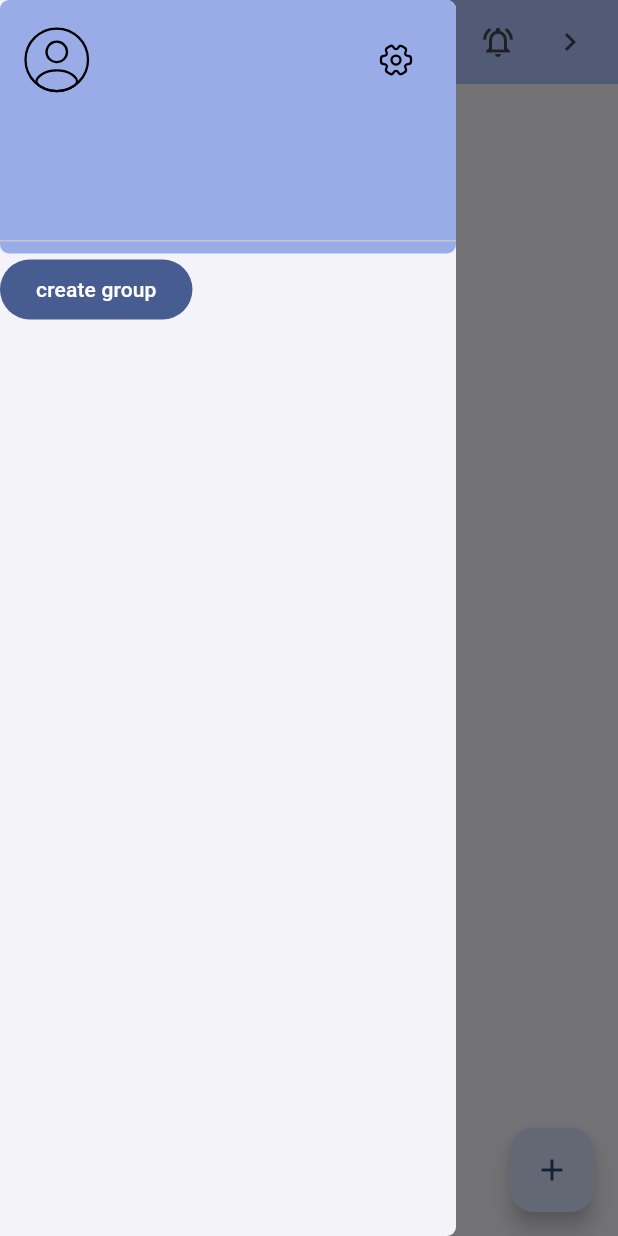
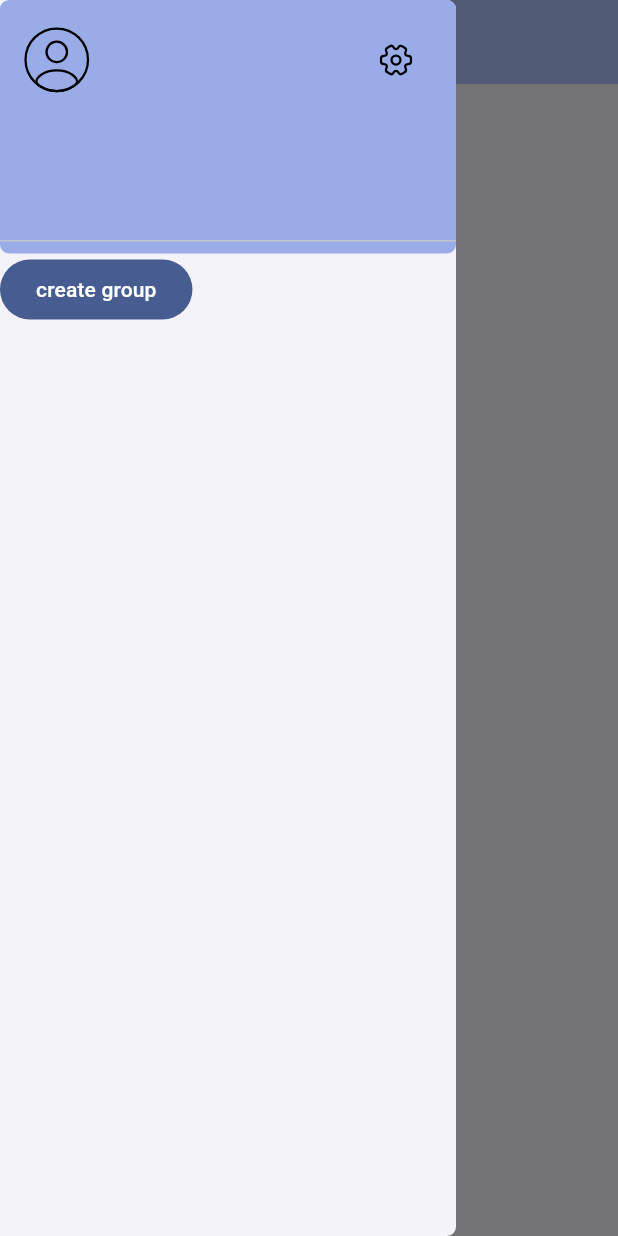
Before and after one commit to sudharshanakshay/fraction, a Flutter app: the screen it shows once a user with an empty profile is signed in, with the side drawer open, on a phone screen of 412 x 824 dp. Run offline on Flutter 3.47's test engine with Material 2 defaults, Android fonts, the phone set to English and light mode, and no system bars; our stand-ins replace cloud_firestore, firebase_auth, firebase_core, flutter_svg, google_sign_in, shared_preferences; missing offline and left inert: firebase_ui_auth; accounts and stored records are empty.

Commit message:
patch: home_layout check if the group exists

```diff
--- a/lib/screens/home_layout/home_layout.dart
+++ b/lib/screens/home_layout/home_layout.dart
@@ -23,7 +23,8 @@ class _MyHomePageState extends State<MyHomePage> {
           appBar: AppBar(
             backgroundColor: Theme.of(context).colorScheme.inversePrimary,
             title: Text(widget.title),
-            actions: [
+            actions: appState.hasOneGroup
+                ? [
                     IconButton(
                         onPressed: () {
                           Navigator.pushNamed(context, '/notification');
@@ -39,7 +40,8 @@ class _MyHomePageState extends State<MyHomePage> {
                     const SizedBox(
                       width: 8.0,
                     )
-            ],
+                  ]
+                : [],
           ),
           drawer: const FractionAppDrawer(),
           body: appState.hasOneGroup
@@ -74,12 +76,14 @@ class _MyHomePageState extends State<MyHomePage> {
                         child: const Text('Tap here to create group')),
                   ],
                 ),
-          floatingActionButton: FloatingActionButton(
+          floatingActionButton: appState.hasOneGroup
+              ? FloatingActionButton(
                   child: const Icon(Icons.add),
                   onPressed: () {
                     Navigator.pushNamed(context, '/addExpense');
                   },
-          ));
+                )
+              : Container());
     });
   }
 }
```
Lines whose indentation alone changed are shown as unchanged.
